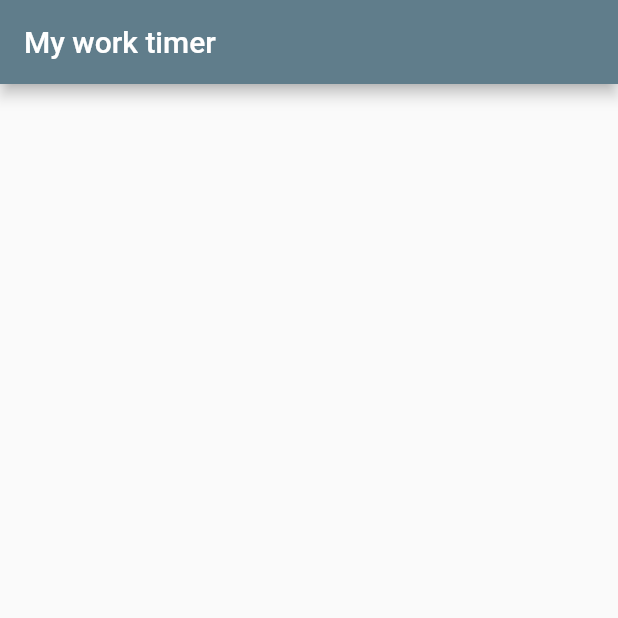
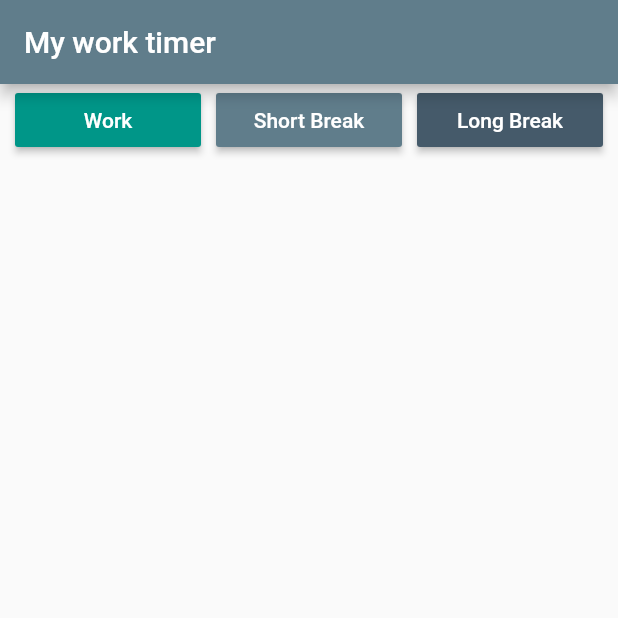
Before and after one commit to Guiffou-Joel/productivity_timer, a Flutter app: the screen it shows after launch, on a phone screen of 412 x 824 dp, the top half of it. Run offline on Flutter 3.47's test engine with Material 2 defaults, Android fonts, the phone set to English and light mode, and no system bars.

Commit message:
Top Buttons OK

```diff
--- a/lib/main.dart
+++ b/lib/main.dart
@@ -1,11 +1,15 @@
 import 'package:flutter/material.dart';
+import 'package:productivity_timer/widgets.dart';
 
 void main() => runApp(MyApp());
+
+final double defaultPadding = 5.0;
 
 class MyApp extends StatelessWidget {
   @override
   Widget build(BuildContext context) {
     return MaterialApp(
+      debugShowCheckedModeBanner: false,
       title: "My Work Timer",
       theme: ThemeData(
         primarySwatch: Colors.blueGrey,
@@ -15,6 +19,8 @@ class MyApp extends StatelessWidget {
   }
 }
 
+void emptyMethod() {}
+
 class TimerHomePage extends StatelessWidget {
   @override
   Widget build(BuildContext context) {
@@ -22,8 +28,38 @@ class TimerHomePage extends StatelessWidget {
       appBar: AppBar(
         title: Text('My work timer'),
       ),
-      body: Center(
-        child: Column(),
+      body: Column(
+        children: <Widget>[
+          Row(
+            children: <Widget>[
+              Padding(padding: EdgeInsets.all(defaultPadding)),
+              Expanded(
+                child: ProductivityButton(
+                  color: Color(0xff009688),
+                  text: "Work",
+                  onPressed: emptyMethod,
+                ),
+              ),
+              Padding(padding: EdgeInsets.all(defaultPadding)),
+              Expanded(
+                child: ProductivityButton(
+                  color: Color(0xff607D8B),
+                  text: "Short Break",
+                  onPressed: emptyMethod,
+                ),
+              ),
+              Padding(padding: EdgeInsets.all(defaultPadding)),
+              Expanded(
+                child: ProductivityButton(
+                  color: Color(0xff455A6A),
+                  text: "Long Break",
+                  onPressed: emptyMethod,
+                ),
+              ),
+              Padding(padding: EdgeInsets.all(defaultPadding)),
+            ],
+          ),
+        ],
       ),
     );
   }
```
